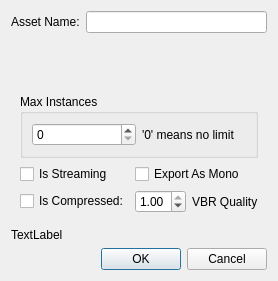
The window that Editor/src/Dialogs/DlgAssetProperties.ui (GameOverture/HarmonyEngine) describes before a commit, drawn with Qt 5.
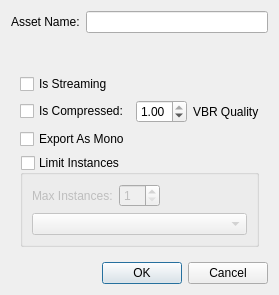
The same window after the commit. Custom widgets are drawn as their Qt base class.

Commit message: Big rename for Audio Groups -> Audio Category; Failed rework of HySoundBuffers

The edit to the form file:
```diff
--- a/Editor/src/Dialogs/DlgAssetProperties.ui
+++ b/Editor/src/Dialogs/DlgAssetProperties.ui
@@ -7,7 +7,7 @@
     <x>0</x>
     <y>0</y>
     <width>250</width>
-    <height>273</height>
+    <height>283</height>
    </rect>
   </property>
   <property name="windowTitle">
@@ -28,6 +28,13 @@
      </item>
     </layout>
    </item>
+   <item>
+    <widget class="QLabel" name="lblNumSelected">
+     <property name="text">
+      <string>&lt;Num. Selected&gt;</string>
+     </property>
+    </widget>
+   </item>
    <item>
     <widget class="QStackedWidget" name="stackedAssetType">
      <property name="currentIndex">
@@ -252,28 +259,14 @@
      <widget class="QWidget" name="prefabsPage"/>
      <widget class="QWidget" name="audioPage">
       <layout class="QGridLayout" name="gridLayout">
-       <item row="4" column="2">
-        <widget class="QCheckBox" name="chkExportAsMono">
-         <property name="text">
-          <string>Export As Mono</string>
-         </property>
-        </widget>
-       </item>
-       <item row="5" column="1">
-        <widget class="QCheckBox" name="chkIsCompressed">
-         <property name="text">
-          <string>Is Compressed:</string>
-         </property>
-        </widget>
-       </item>
-       <item row="4" column="1">
+       <item row="2" column="1">
         <widget class="QCheckBox" name="chkIsStreaming">
          <property name="text">
           <string>Is Streaming</string>
          </property>
         </widget>
        </item>
-       <item row="5" column="2">
+       <item row="3" column="2">
         <layout class="QHBoxLayout" name="horizontalLayout">
          <item>
           <widget class="QDoubleSpinBox" name="sbVbrQuality">
@@ -294,46 +287,82 @@
          </item>
         </layout>
        </item>
-       <item row="0" column="1" colspan="2">
-        <widget class="WgtAudioGroup" name="audioGroup" native="true"/>
+       <item row="3" column="1">
+        <widget class="QCheckBox" name="chkIsCompressed">
+         <property name="text">
+          <string>Is Compressed:</string>
+         </property>
+        </widget>
        </item>
-       <item row="3" column="1" colspan="2">
+       <item row="5" column="1" colspan="2">
         <widget class="QGroupBox" name="grpMaxInstances">
          <property name="title">
-          <string>Max Instances</string>
+          <string>Limit Instances</string>
          </property>
-         <layout class="QHBoxLayout" name="horizontalLayout_2">
+         <property name="flat">
+          <bool>false</bool>
+         </property>
+         <property name="checkable">
+          <bool>true</bool>
+         </property>
+         <property name="checked">
+          <bool>false</bool>
+         </property>
+         <layout class="QVBoxLayout" name="verticalLayout_3">
+          <property name="leftMargin">
+           <number>9</number>
+          </property>
           <item>
-           <widget class="QSpinBox" name="sbInstanceLimit">
-            <property name="minimum">
-             <number>0</number>
-            </property>
-            <property name="value">
-             <number>0</number>
-            </property>
-           </widget>
+           <layout class="QHBoxLayout" name="horizontalLayout_3">
+            <item>
+             <widget class="QLabel" name="label_6">
+              <property name="text">
+               <string>Max Instances:</string>
+              </property>
+             </widget>
+            </item>
+            <item>
+             <widget class="QSpinBox" name="sbInstanceLimit">
+              <property name="minimum">
+               <number>1</number>
+              </property>
+             </widget>
+            </item>
+            <item>
+             <spacer name="horizontalSpacer">
+              <property name="orientation">
+               <enum>Qt::Horizontal</enum>
+              </property>
+              <property name="sizeHint" stdset="0">
+               <size>
+                <width>40</width>
+                <height>20</height>
+               </size>
+              </property>
+             </spacer>
+            </item>
+           </layout>
           </item>
           <item>
-           <widget class="QLabel" name="label_6">
-            <property name="text">
-             <string>'0' means no limit</string>
-            </property>
-           </widget>
+           <widget class="QComboBox" name="cmbInstanceLimitAction"/>
           </item>
          </layout>
         </widget>
        </item>
+       <item row="4" column="1">
+        <widget class="QCheckBox" name="chkExportAsMono">
+         <property name="text">
+          <string>Export As Mono</string>
+         </property>
+        </widget>
+       </item>
+       <item row="1" column="1" colspan="2">
+        <widget class="WgtAudioCategory" name="audioCategory" native="true"/>
+       </item>
       </layout>
      </widget>
     </widget>
    </item>
-   <item>
-    <widget class="QLabel" name="lblNumSelected">
-     <property name="text">
-      <string>TextLabel</string>
-     </property>
-    </widget>
-   </item>
    <item>
     <widget class="QDialogButtonBox" name="buttonBox">
      <property name="orientation">
@@ -348,9 +377,9 @@
  </widget>
  <customwidgets>
   <customwidget>
-   <class>WgtAudioGroup</class>
+   <class>WgtAudioCategory</class>
    <extends>QWidget</extends>
-   <header>WgtAudioGroup.h</header>
+   <header>wgtaudiocategory.h</header>
    <container>1</container>
   </customwidget>
  </customwidgets>
```
The commit also changes 20 other files.
